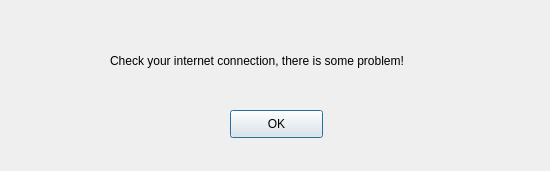
Above: GUI/SymposiumGui/errorconnection.ui from RickZack/Symposium before the change. Below: the same form after it.
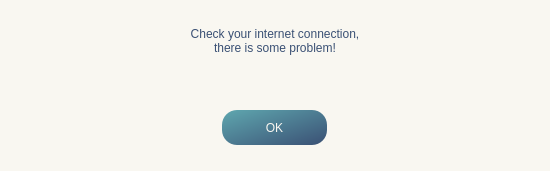
That is the form after the change.

Patch:
```diff
--- a/GUI/SymposiumGui/errorconnection.ui
+++ b/GUI/SymposiumGui/errorconnection.ui
@@ -11,30 +11,47 @@
    </rect>
   </property>
   <property name="windowTitle">
-   <string>Dialog</string>
+   <string>Error</string>
+  </property>
+  <property name="styleSheet">
+   <string notr="true">background-color:rgb(249, 247, 241);</string>
   </property>
   <widget class="QLabel" name="label">
    <property name="geometry">
     <rect>
-     <x>110</x>
-     <y>40</y>
-     <width>321</width>
-     <height>41</height>
+     <x>75</x>
+     <y>0</y>
+     <width>400</width>
+     <height>81</height>
     </rect>
    </property>
+   <property name="styleSheet">
+    <string notr="true">font: 18pt &quot;Baskerville Old Face&quot;;
+color: rgb(58, 80, 116); </string>
+   </property>
    <property name="text">
-    <string>Check your internet connection, there is some problem!</string>
+    <string>Check your internet connection,
+there is some problem!</string>
+   </property>
+   <property name="alignment">
+    <set>Qt::AlignCenter</set>
    </property>
   </widget>
   <widget class="QPushButton" name="pushButton">
    <property name="geometry">
     <rect>
-     <x>230</x>
+     <x>222</x>
      <y>110</y>
-     <width>93</width>
-     <height>28</height>
+     <width>105</width>
+     <height>35</height>
     </rect>
    </property>
+   <property name="styleSheet">
+    <string notr="true">background-color: qlineargradient(x1: 0, y1: 0, x2: 1, y2: 1, stop: 0 rgb(95, 167, 175), stop: 1 rgb(58, 80, 116));
+color: rgb(249, 247, 241); 
+font: 14pt &quot;Baskerville Old Face&quot;;
+border-radius:15px;</string>
+   </property>
    <property name="text">
     <string>OK</string>
    </property>
```
